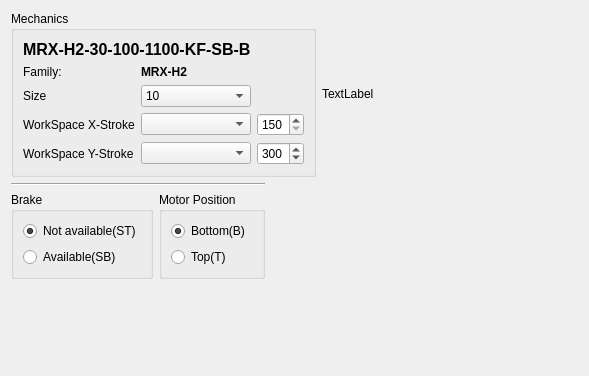
Qt form source/wnd/h2configuration.ui (ww4u/mct-t4) before a commit.
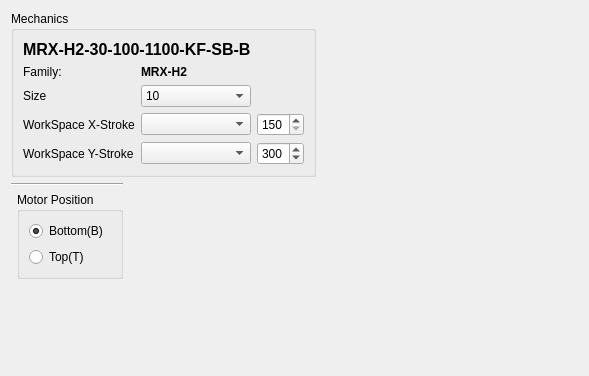
The same form after that commit. Icons and pictures are not drawn.

```diff
--- a/source/wnd/h2configuration.ui
+++ b/source/wnd/h2configuration.ui
@@ -26,7 +26,10 @@
       <string notr="true"/>
      </property>
      <property name="text">
-      <string>TextLabel</string>
+      <string/>
+     </property>
+     <property name="pixmap">
+      <pixmap resource="../res/res.qrc">:/res/image/h2configuration/size_bottom.png</pixmap>
      </property>
     </widget>
    </item>
@@ -190,35 +193,6 @@
        </layout>
       </widget>
      </item>
-     <item row="1" column="0">
-      <widget class="QGroupBox" name="groupBox_brake">
-       <property name="title">
-        <string>Brake</string>
-       </property>
-       <layout class="QVBoxLayout" name="verticalLayout">
-        <item>
-         <widget class="QRadioButton" name="radioButton_st">
-          <property name="text">
-           <string>Not available(ST)</string>
-          </property>
-          <property name="checked">
-           <bool>true</bool>
-          </property>
-         </widget>
-        </item>
-        <item>
-         <widget class="QRadioButton" name="radioButton_sb">
-          <property name="text">
-           <string>Available(SB)</string>
-          </property>
-          <property name="checked">
-           <bool>false</bool>
-          </property>
-         </widget>
-        </item>
-       </layout>
-      </widget>
-     </item>
      <item row="0" column="0" colspan="2">
       <widget class="Line" name="line">
        <property name="orientation">
```
Left out of the diff: 4 changed lines with no effect on the pictures.
